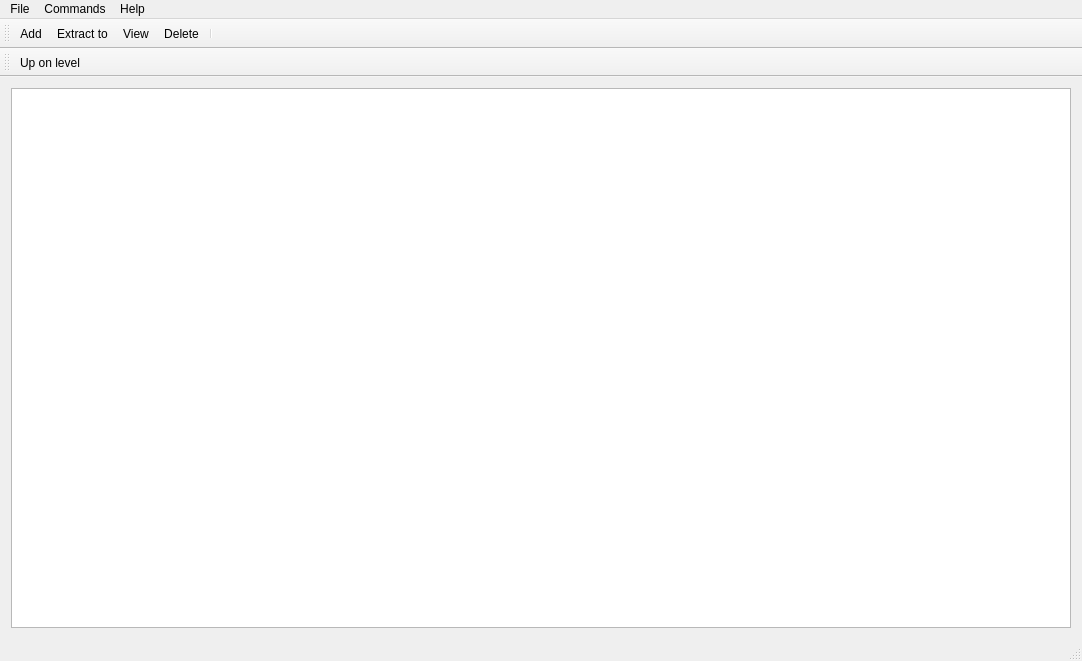
Above: ui/mainwindow.ui from BrushkouMatvey/QtArchiver before the change. Below: the same form after it.
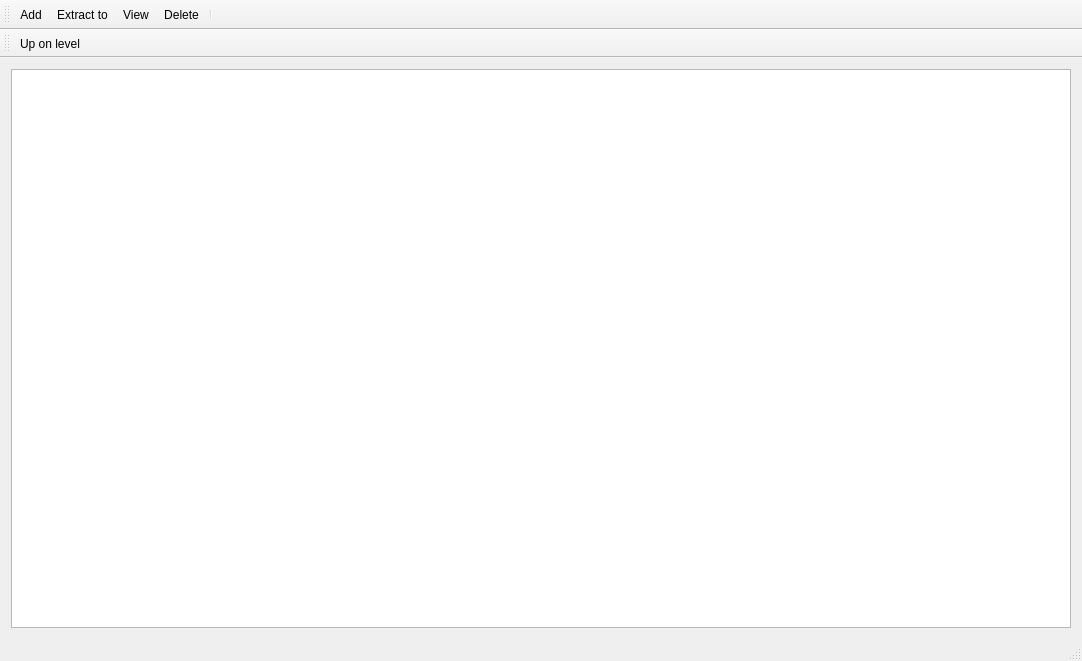
That is the form after the change. Icons and pictures are not drawn.

The edit to the form file:
```diff
--- a/ui/mainwindow.ui
+++ b/ui/mainwindow.ui
@@ -24,55 +24,6 @@
     </item>
    </layout>
   </widget>
-  <widget class="QMenuBar" name="menuBar">
-   <property name="geometry">
-    <rect>
-     <x>0</x>
-     <y>0</y>
-     <width>1082</width>
-     <height>25</height>
-    </rect>
-   </property>
-   <widget class="QMenu" name="menuFile">
-    <property name="title">
-     <string>File</string>
-    </property>
-    <addaction name="actionOpen_archive"/>
-    <addaction name="actionSave_archive_copy_as"/>
-    <addaction name="actionChange_drive"/>
-    <addaction name="actionSet_default_password"/>
-    <addaction name="separator"/>
-    <addaction name="actionCopy_files_to_clipboard"/>
-    <addaction name="actionPaste_files_from_clipboard"/>
-    <addaction name="separator"/>
-    <addaction name="actionSelect_all"/>
-    <addaction name="actionSelect_group"/>
-    <addaction name="actionDeselect_group"/>
-    <addaction name="separator"/>
-    <addaction name="actionExit"/>
-   </widget>
-   <widget class="QMenu" name="menuCommands">
-    <property name="title">
-     <string>Commands</string>
-    </property>
-    <addaction name="actionAdd_files_to_archive"/>
-    <addaction name="actionExtract_to"/>
-    <addaction name="separator"/>
-    <addaction name="actionView_file"/>
-    <addaction name="actionDelete_file"/>
-    <addaction name="actionRename_file"/>
-    <addaction name="actionUp_on_level"/>
-   </widget>
-   <widget class="QMenu" name="menuHelp">
-    <property name="title">
-     <string>Help</string>
-    </property>
-    <addaction name="actionAbout_QtArchive"/>
-   </widget>
-   <addaction name="menuFile"/>
-   <addaction name="menuCommands"/>
-   <addaction name="menuHelp"/>
-  </widget>
   <widget class="QToolBar" name="mainToolBar">
    <property name="toolButtonStyle">
     <enum>Qt::ToolButtonTextUnderIcon</enum>
```
